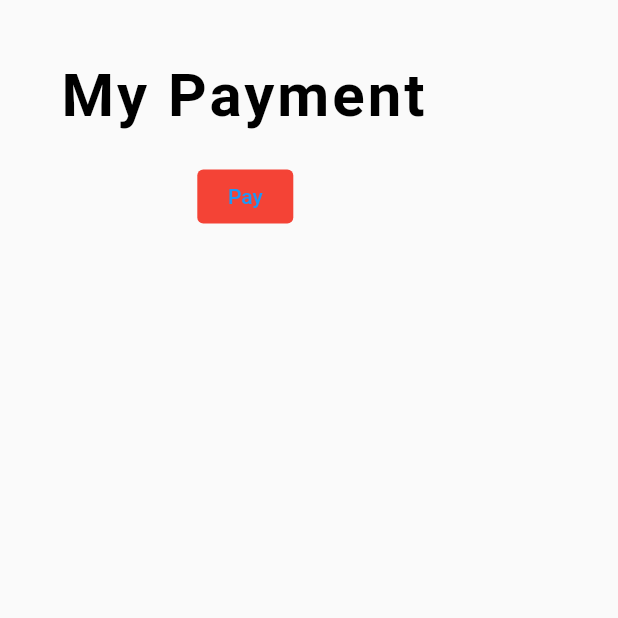
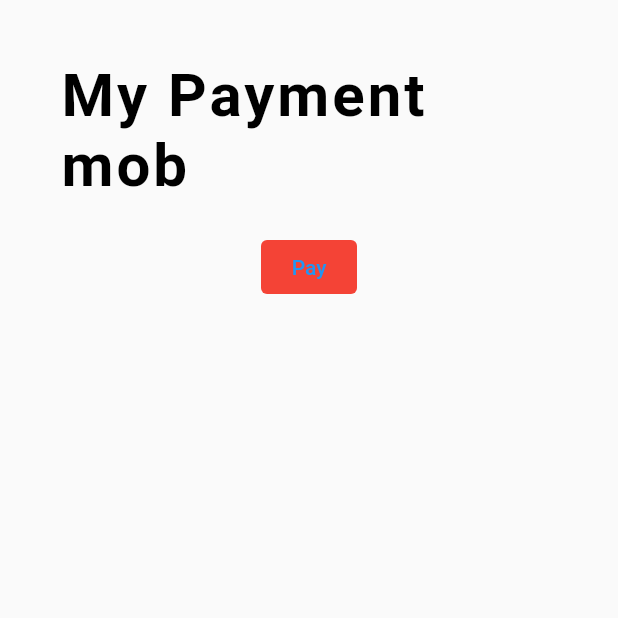
Before and after one commit to shibin-dev/flutter-payment, a Flutter app: the screen it shows after launch, on a phone screen of 412 x 824 dp, the top half of it. Run offline on Flutter 3.47's test engine with Material 2 defaults, Android fonts, the phone set to English and light mode, and no system bars; our stand-ins replace cloud_firestore; missing offline and left inert: dart:html; accounts and stored records are empty.

Commit message:
razor pay mob

```diff
--- a/lib/main.dart
+++ b/lib/main.dart
@@ -33,7 +33,7 @@ class Products extends StatelessWidget{
           padding: const EdgeInsets.all(40.0),
           child: Column(
             children:[
-              const SelectableText("My Payment",style:TextStyle(color: Colors.black,fontWeight: FontWeight.bold,letterSpacing: 2.0,fontSize: 40)),
+              const SelectableText("My Payment mob",style:TextStyle(color: Colors.black,fontWeight: FontWeight.bold,letterSpacing: 2.0,fontSize: 40)),
               const SizedBox(height:20),
               // StreamBuilder<QuerySnapshot>(
               //   stream: FirebaseFirestore.instance.collection('Products').snapshots(),
```
